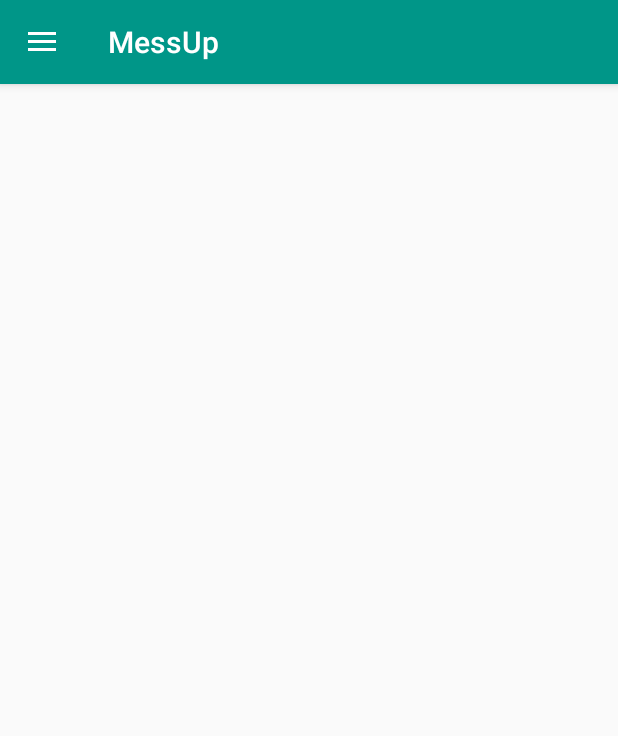
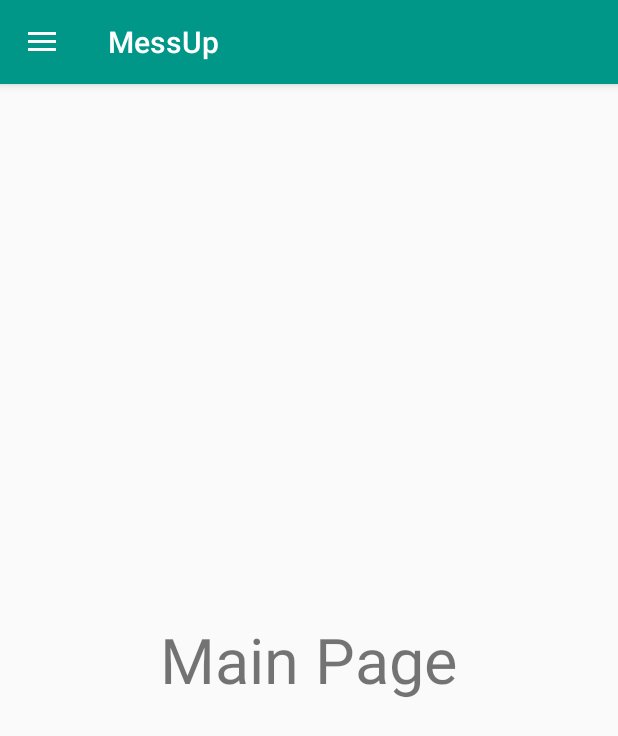
Before and after one commit to SnakeEys/MessagePlus, an Android app: the screen it shows after launch (MainActivity), in the side drawer, after a tap on "Unspecified", on a phone screen of 412 x 824 dp. Shown: the top 736 px of the screen. Run offline under Robolectric (Android 15) with nearby library versions, the phone set to English and light mode, and no system bars.

Commit message:
Add fragment display

```diff
--- a/app/src/main/java/info/fox/messup/MainActivity.kt
+++ b/app/src/main/java/info/fox/messup/MainActivity.kt
@@ -9,6 +9,7 @@ import android.support.design.widget.Snackbar
 import android.support.v4.app.ActivityCompat
 import android.support.v4.content.ContextCompat
 import info.fox.messup.base.DrawerActivity
+import info.fox.messup.fragments.PlaceholderFragment
 
 class MainActivity : DrawerActivity() {
 
@@ -47,6 +48,8 @@ class MainActivity : DrawerActivity() {
     }
 
     fun start() {
-
+        val t = supportFragmentManager.beginTransaction()
+        t.replace(R.id.fl_container, PlaceholderFragment.newInstance("Main Page"), TAG)
+        t.commit()
     }
 }
--- a/app/src/main/java/info/fox/messup/base/AbstractViewActivity.kt
+++ b/app/src/main/java/info/fox/messup/base/AbstractViewActivity.kt
@@ -1,13 +1,16 @@
 package info.fox.messup.base
 
 import android.content.Intent
+import android.os.Bundle
 import android.support.annotation.IdRes
 import android.support.v4.app.NavUtils
 import android.support.v4.app.TaskStackBuilder
 import android.support.v7.app.AppCompatActivity
+import android.util.Log
 import android.util.SparseArray
 import android.view.MenuItem
 import android.view.View
+import info.fox.messup.BuildConfig
 
 /**
  *<p>
@@ -16,8 +19,56 @@ import android.view.View
  *</p>
  */
 open class AbstractViewActivity : AppCompatActivity() {
+    protected val TAG = javaClass.simpleName
 
     private val mWidgets = SparseArray<View>(10)
+
+    override fun onCreate(savedInstanceState: Bundle?) {
+        super.onCreate(savedInstanceState)
+        showActivityLog("$TAG onCreate}")
+
+    }
+
+    override fun onStart() {
+        super.onStart()
+        showActivityLog("$TAG onStart}")
+    }
+
+    override fun onResume() {
+        super.onResume()
+        showActivityLog("$TAG onResume}")
+    }
+
+    override fun onRestart() {
+        super.onRestart()
+        showActivityLog("$TAG onRestart}")
+    }
+
+    override fun onPause() {
+        super.onPause()
+        showActivityLog("$TAG onPause}")
+    }
+
+    override fun onStop() {
+        super.onStop()
+        showActivityLog("$TAG onStop}")
+    }
+
+    override fun onDestroy() {
+        super.onDestroy()
+        showActivityLog("$TAG onDestroy}")
+    }
+
+
+
+
+
+
+
+
+
+
+
 
     override fun onOptionsItemSelected(item: MenuItem?): Boolean {
         return when (item?.itemId) {
@@ -47,4 +98,10 @@ open class AbstractViewActivity : AppCompatActivity() {
         return view as T
     }
 
+    protected fun showActivityLog(log: String) {
+        if (BuildConfig.DEBUG) {
+            Log.d(TAG, log)
+        }
+    }
+
 }
--- a/app/src/main/java/info/fox/messup/base/DrawerActivity.kt
+++ b/app/src/main/java/info/fox/messup/base/DrawerActivity.kt
@@ -3,8 +3,6 @@ package info.fox.messup.base
 import android.content.Intent
 import android.os.Bundle
 import android.support.design.widget.NavigationView
-import android.support.v4.app.NavUtils
-import android.support.v4.app.TaskStackBuilder
 import android.support.v4.view.GravityCompat
 import android.support.v4.widget.DrawerLayout
 import android.support.v7.app.ActionBarDrawerToggle
@@ -43,6 +41,11 @@ abstract class DrawerActivity : AbstractViewActivity(), NavigationView.OnNavigat
 
     override fun onNavigationItemSelected(item: MenuItem): Boolean {
         Log.d(javaClass.simpleName, "action's: $item")
+        val nav = findWidget<NavigationView>(R.id.nav_view)
+        if (nav.menu.findItem(item.itemId).isChecked) {
+            Log.d(javaClass.simpleName, "$item has been checked")
+            return true
+        }
         when (item.itemId) {
             R.id.nav_conversations -> {
                 startActivity(Intent(this, MainActivity::class.java))
@@ -59,6 +62,7 @@ abstract class DrawerActivity : AbstractViewActivity(), NavigationView.OnNavigat
             R.id.nav_share -> {
             }
         }
+        nav.setCheckedItem(item.itemId)
         val drawer = findWidget<DrawerLayout>(R.id.drawer_layout)
         drawer.closeDrawer(GravityCompat.START)
         return true
@@ -66,7 +70,6 @@ abstract class DrawerActivity : AbstractViewActivity(), NavigationView.OnNavigat
 
     override fun onDestroy() {
         super.onDestroy()
-        findWidget<NavigationView>(R.id.nav_view).setCheckedItem(0)
     }
 
     override fun onBackPressed() {
@@ -74,15 +77,6 @@ abstract class DrawerActivity : AbstractViewActivity(), NavigationView.OnNavigat
         if (drawer.isDrawerOpen(GravityCompat.START)) {
             drawer.closeDrawer(GravityCompat.START)
         } else {
-            val intent = NavUtils.getParentActivityIntent(this)
-            intent?.let {
-                intent.flags = Intent.FLAG_ACTIVITY_CLEAR_TOP
-                if (NavUtils.shouldUpRecreateTask(this, intent)) {
-                    TaskStackBuilder.create(this).addNextIntentWithParentStack(intent)
-                } else {
-                    NavUtils.navigateUpTo(this, intent)
-                }
-            } ?: finish()
             super.onBackPressed()
         }
     }
```
Also changed, not shown: app/src/main/java/info/fox/messup/activity/ArchivedActivity.kt (+11 -0 lines).
